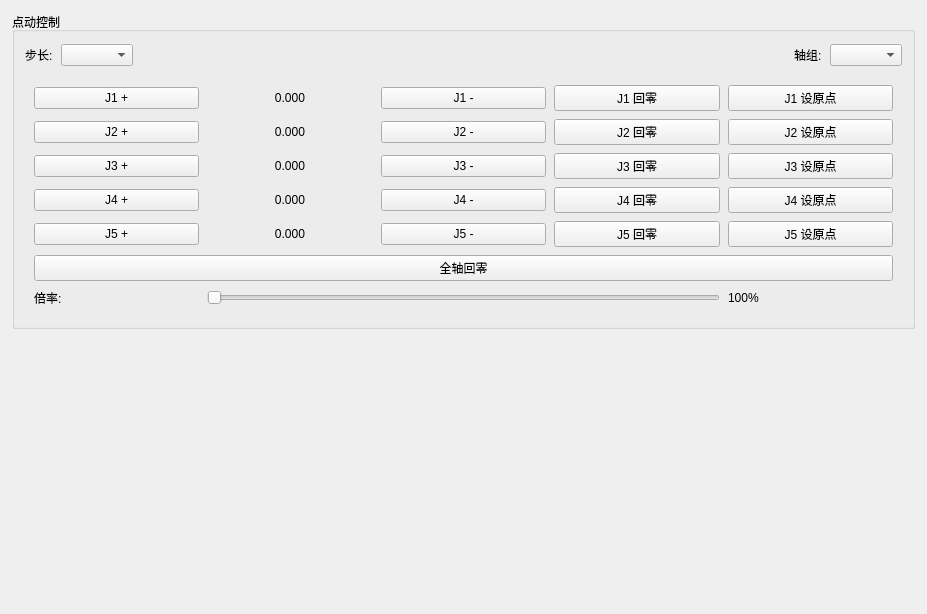
First picture: the form in zrcs_gui/resources/ui/jog_control_panel.ui, repository jadenzhangrobot/zrcs, before the edit.
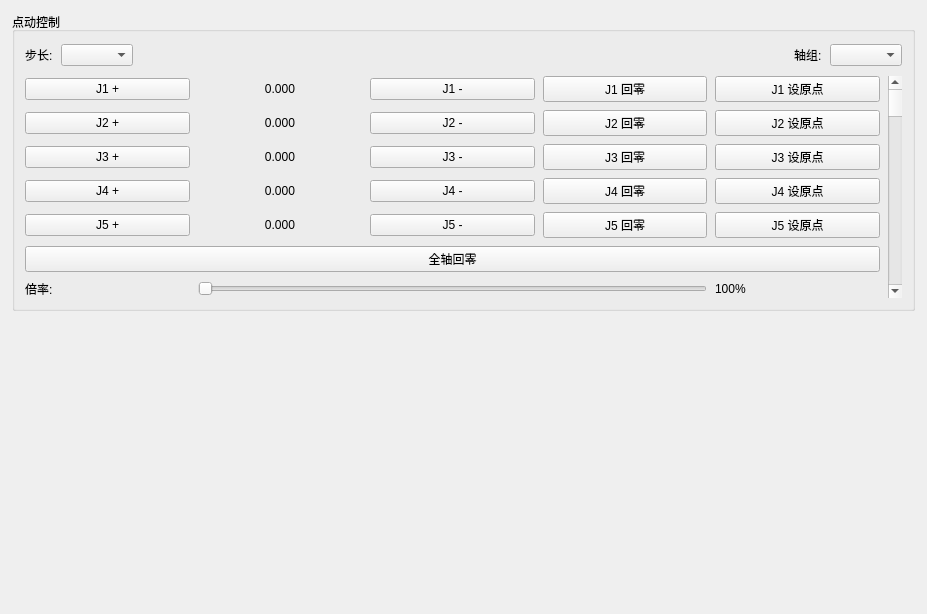
Second picture: the form after the edit.

Diff of the .ui file:
```diff
--- a/zrcs_gui/resources/ui/jog_control_panel.ui
+++ b/zrcs_gui/resources/ui/jog_control_panel.ui
@@ -87,8 +87,25 @@
         </item>
        </layout>
       </item>
-      <item>
-       <widget class="QWidget" name="jogMatrixContainer" native="true">
+    <item>
+     <widget class="QWidget" name="jogMatrixContainer" native="true">
+      <layout class="QHBoxLayout" name="jogMatrixLayout">
+       <property name="spacing">
+        <number>8</number>
+       </property>
+       <property name="leftMargin">
+        <number>0</number>
+       </property>
+       <property name="topMargin">
+        <number>0</number>
+       </property>
+       <property name="rightMargin">
+        <number>0</number>
+       </property>
+       <property name="bottomMargin">
+        <number>0</number>
+       </property>
+       <item>
         <layout class="QGridLayout" name="jogGridLayout">
          <property name="spacing">
           <number>8</number>
@@ -308,6 +325,15 @@
           <widget class="QSlider" name="overrideSlider">
            <property name="orientation">
             <enum>Qt::Horizontal</enum>
+           </property>
+          </widget>
+         </item>
+          </layout>
+         </item>
+         <item>
+          <widget class="QScrollBar" name="axisScrollBar">
+           <property name="orientation">
+            <enum>Qt::Vertical</enum>
            </property>
           </widget>
          </item>
```
Left out of the diff: 2 changed lines with no effect on the pictures.
